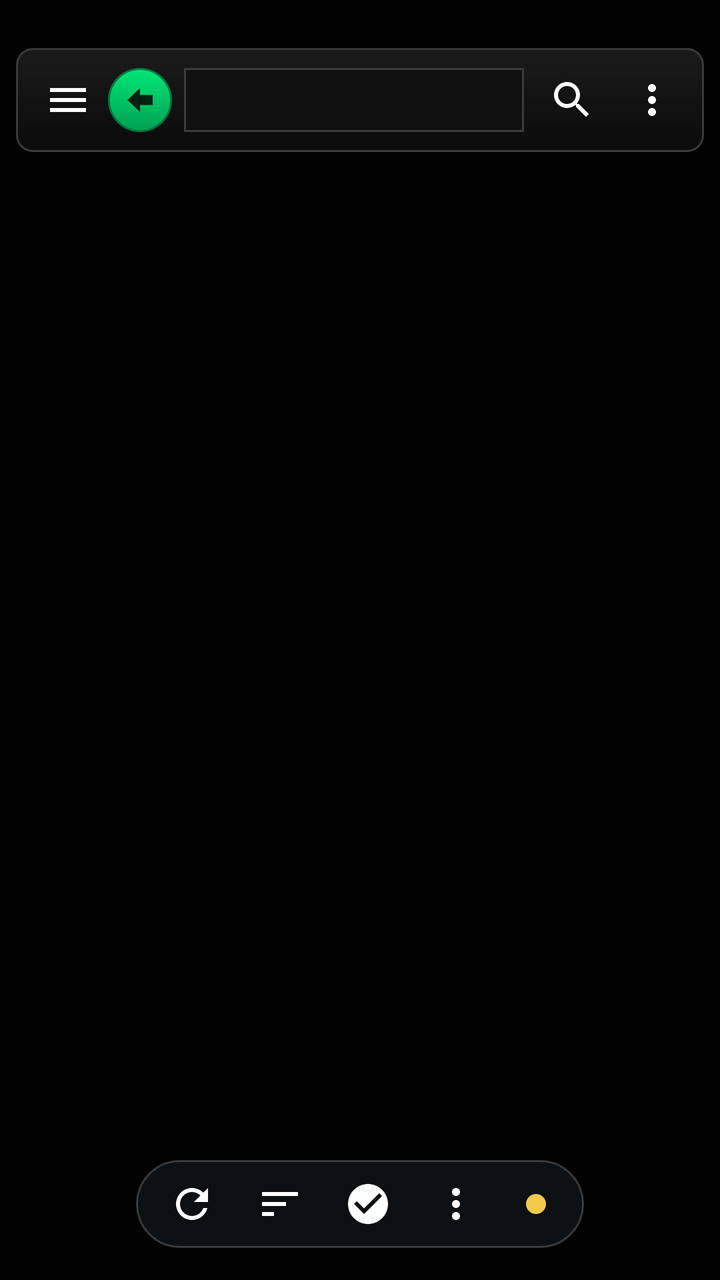
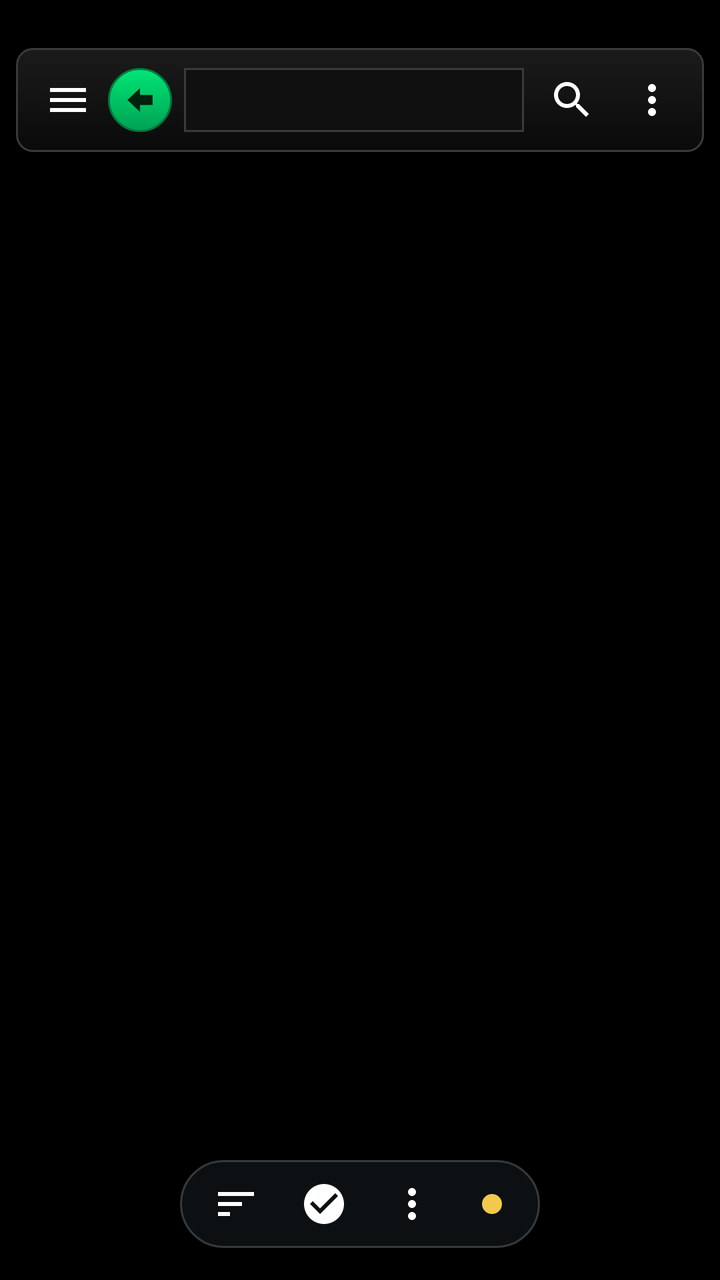

Two renders of the same Android screen: before a commit and after it. Below are the layout's source before the change and the commit's diff.
<!-- AndroidManifest.xml: another module's application theme Theme.Molina.App -->
<!-- res/layout/fragment_files.xml -->
<?xml version="1.0" encoding="utf-8"?>
<FrameLayout xmlns:android="http://schemas.android.com/apk/res/android"
    xmlns:app="http://schemas.android.com/apk/res-auto"
    android:layout_width="match_parent"
    android:layout_height="match_parent"
    android:background="@color/molina_bg">

    
    <LinearLayout
        android:id="@+id/files_content"
        android:layout_width="match_parent"
        android:layout_height="match_parent"
        android:orientation="vertical">

        <LinearLayout
            android:id="@+id/files_header"
            android:layout_width="match_parent"
            android:layout_height="wrap_content"
            android:layout_marginStart="8dp"
            android:layout_marginTop="24dp"
            android:layout_marginEnd="8dp"
            android:background="@drawable/bg_files_header_old"
            android:gravity="center_vertical"
            android:orientation="horizontal"
            android:padding="6dp">

            <ImageButton
                android:id="@+id/files_nav_btn"
                android:layout_width="40dp"
                android:layout_height="40dp"
                android:background="?attr/selectableItemBackgroundBorderless"
                android:contentDescription="Buka panel kiri"
                android:src="@drawable/ic_files_menu"
                app:tint="@android:color/white" />

            <ImageButton
                android:id="@+id/files_up"
                android:layout_width="32dp"
                android:layout_height="32dp"
                android:background="@drawable/bg_files_orb"
                android:contentDescription="Naik satu folder"
                android:src="@drawable/ic_files_back" />

            <FrameLayout
                android:layout_width="0dp"
                android:layout_height="32dp"
                android:layout_marginStart="6dp"
                android:layout_marginEnd="4dp"
                android:layout_weight="1">

                <LinearLayout
                    android:id="@+id/files_crumbs"
                    android:layout_width="match_parent"
                    android:layout_height="match_parent"
                    android:background="@drawable/bg_files_crumbs"
                    android:gravity="center_vertical"
                    android:orientation="horizontal"
                    android:paddingStart="8dp"
                    android:paddingEnd="8dp" />

                <TextView
                    android:id="@+id/files_title"
                    android:layout_width="match_parent"
                    android:layout_height="match_parent"
                    android:background="@drawable/bg_files_crumbs"
                    android:ellipsize="end"
                    android:gravity="center_vertical"
                    android:maxLines="1"
                    android:paddingStart="8dp"
                    android:paddingEnd="8dp"
                    android:textColor="@android:color/white"
                    android:textSize="13sp"
                    android:visibility="gone" />
            </FrameLayout>

            <ImageButton
                android:id="@+id/files_search_btn"
                android:layout_width="40dp"
                android:layout_height="40dp"
                android:background="?attr/selectableItemBackgroundBorderless"
                android:contentDescription="Cari"
                android:src="@drawable/ic_files_search"
                app:tint="@android:color/white" />

            <ImageButton
                android:id="@+id/files_menu"
                android:layout_width="40dp"
                android:layout_height="40dp"
                android:background="?attr/selectableItemBackgroundBorderless"
                android:contentDescription="Menu berkas"
                android:src="@drawable/ic_files_more"
                app:tint="@android:color/white" />
        </LinearLayout>

        <EditText
            android:id="@+id/files_search"
            android:layout_width="match_parent"
            android:layout_height="40dp"
            android:layout_marginStart="8dp"
            android:layout_marginTop="8dp"
            android:layout_marginEnd="8dp"
            android:autofillHints="none"
            android:background="@drawable/molina_bg_box"
            android:hint="Cari nama…"
            android:visibility="gone"
            android:imeOptions="actionSearch"
            android:importantForAutofill="no"
            android:inputType="text"
            android:maxLines="1"
            android:paddingStart="12dp"
            android:paddingEnd="12dp"
            android:textColor="@android:color/white"
            android:textColorHint="@color/molina_tab_muted"
            android:textSize="14sp" />

        <TextView
            android:id="@+id/files_status"
            android:layout_width="match_parent"
            android:layout_height="wrap_content"
            android:paddingStart="16dp"
            android:paddingTop="4dp"
            android:paddingEnd="16dp"
            android:textColor="@color/molina_tab_muted"
            android:textSize="12sp"
            android:visibility="gone" />

        <TextView
            android:id="@+id/files_message"
            android:layout_width="match_parent"
            android:layout_height="wrap_content"
            android:padding="16dp"
            android:textColor="@android:color/white"
            android:visibility="gone" />

        <com.google.android.material.button.MaterialButton
            android:id="@+id/files_retry"
            style="@style/Widget.Material3.Button.OutlinedButton"
            android:layout_width="wrap_content"
            android:layout_height="wrap_content"
            android:layout_marginStart="16dp"
            android:text="Coba lagi"
            android:visibility="gone" />

        <androidx.recyclerview.widget.RecyclerView
            android:id="@+id/files_list"
            android:layout_width="match_parent"
            android:layout_height="0dp"
            android:layout_weight="1"
            android:clipToPadding="false"
            android:paddingBottom="80dp" />

        <LinearLayout
            android:id="@+id/files_clip_bar"
            android:layout_width="match_parent"
            android:layout_height="wrap_content"
            android:layout_marginStart="8dp"
            android:layout_marginTop="4dp"
            android:layout_marginEnd="8dp"
            android:background="@drawable/molina_bg_box"
            android:gravity="center_vertical"
            android:orientation="horizontal"
            android:paddingStart="12dp"
            android:paddingEnd="4dp"
            android:visibility="gone">

            <TextView
                android:id="@+id/files_clip_text"
                android:layout_width="0dp"
                android:layout_height="wrap_content"
                android:layout_weight="1"
                android:ellipsize="end"
                android:maxLines="1"
                android:textColor="@android:color/white"
                android:textSize="14sp" />

            <com.google.android.material.button.MaterialButton
                android:id="@+id/files_clip_paste"
                style="@style/Widget.Material3.Button.TextButton"
                android:layout_width="wrap_content"
                android:layout_height="wrap_content"
                android:text="Tempel"
                android:textColor="@color/molina_key_green" />

            <com.google.android.material.button.MaterialButton
                android:id="@+id/files_clip_cancel"
                style="@style/Widget.Material3.Button.TextButton"
                android:layout_width="wrap_content"
                android:layout_height="wrap_content"
                android:text="Batal"
                android:textColor="@color/molina_on_surface_variant" />
        </LinearLayout>

        <LinearLayout
            android:id="@+id/files_progress"
            android:layout_width="match_parent"
            android:layout_height="wrap_content"
            android:layout_marginStart="8dp"
            android:layout_marginTop="4dp"
            android:layout_marginEnd="8dp"
            android:background="@drawable/molina_bg_box"
            android:gravity="center_vertical"
            android:orientation="horizontal"
            android:padding="12dp"
            android:visibility="gone">

            <LinearLayout
                android:layout_width="0dp"
                android:layout_height="wrap_content"
                android:layout_weight="1"
                android:orientation="vertical">

                <TextView
                    android:id="@+id/files_progress_text"
                    android:layout_width="match_parent"
                    android:layout_height="wrap_content"
                    android:ellipsize="end"
                    android:maxLines="1"
                    android:textColor="@android:color/white"
                    android:textSize="13sp" />

                <com.google.android.material.progressindicator.LinearProgressIndicator
                    android:id="@+id/files_progress_bar"
                    android:layout_width="match_parent"
                    android:layout_height="wrap_content"
                    android:layout_marginTop="8dp"
                    android:max="100"
                    app:indicatorColor="@color/molina_key_green"
                    app:trackColor="@color/files_progress_track" />
            </LinearLayout>

            <com.google.android.material.button.MaterialButton
                android:id="@+id/files_progress_cancel"
                style="@style/Widget.Material3.Button.TextButton"
                android:layout_width="wrap_content"
                android:layout_height="wrap_content"
                android:layout_marginStart="8dp"
                android:text="Batal"
                android:textColor="@color/molina_cinema_accent" />
        </LinearLayout>
    </LinearLayout>

    
    <LinearLayout
        android:id="@+id/files_pill"
        android:layout_width="wrap_content"
        android:layout_height="wrap_content"
        android:layout_gravity="bottom|center_horizontal"
        android:layout_marginBottom="16dp"
        android:background="@drawable/bg_files_pill"
        android:gravity="center_vertical"
        android:orientation="horizontal"
        android:paddingStart="6dp"
        android:paddingEnd="6dp">

        <ImageButton
            android:id="@+id/files_pill_refresh"
            android:layout_width="44dp"
            android:layout_height="44dp"
            android:background="?attr/selectableItemBackgroundBorderless"
            android:contentDescription="Segarkan"
            android:src="@drawable/ic_files_refresh"
            app:tint="@android:color/white" />

        <ImageButton
            android:id="@+id/files_pill_sort"
            android:layout_width="44dp"
            android:layout_height="44dp"
            android:background="?attr/selectableItemBackgroundBorderless"
            android:contentDescription="Urutkan"
            android:src="@drawable/ic_files_sort"
            app:tint="@android:color/white" />

        <ImageButton
            android:id="@+id/files_pill_select"
            android:layout_width="44dp"
            android:layout_height="44dp"
            android:background="?attr/selectableItemBackgroundBorderless"
            android:contentDescription="Pilih"
            android:src="@drawable/ic_files_check_on"
            app:tint="@android:color/white" />

        <ImageButton
            android:id="@+id/files_pill_more"
            android:layout_width="44dp"
            android:layout_height="44dp"
            android:background="?attr/selectableItemBackgroundBorderless"
            android:contentDescription="Alat"
            android:src="@drawable/ic_files_more"
            app:tint="@android:color/white" />

        <ImageButton
            android:id="@+id/files_pill_debian"
            android:layout_width="36dp"
            android:layout_height="44dp"
            android:background="?attr/selectableItemBackgroundBorderless"
            android:contentDescription="Status Debian"
            android:scaleType="center"
            android:src="@drawable/ic_files_debian_dot" />
    </LinearLayout>

    <View
        android:id="@+id/files_nav_scrim"
        android:layout_width="match_parent"
        android:layout_height="match_parent"
        android:background="@color/files_nav_scrim"
        android:clickable="true"
        android:focusable="false"
        android:visibility="gone" />

    <ScrollView
        android:id="@+id/files_nav"
        android:layout_width="240dp"
        android:layout_height="match_parent"
        android:background="@drawable/bg_files_nav"
        android:clickable="true"
        android:elevation="8dp"
        android:fillViewport="true"
        android:focusable="false"
        android:paddingTop="24dp"
        android:visibility="gone">

        <LinearLayout
            android:id="@+id/files_nav_list"
            android:layout_width="match_parent"
            android:layout_height="wrap_content"
            android:orientation="vertical"
            android:paddingStart="4dp"
            android:paddingTop="8dp"
            android:paddingEnd="4dp"
            android:paddingBottom="8dp" />
    </ScrollView>
</FrameLayout>
<!-- resources referenced by this layout -->
<resources>
  <color name="files_nav_scrim">#99000000</color>
  <color name="files_progress_track">#33FFFFFF</color>
  <color name="molina_bg">#000000</color>
  <color name="molina_cinema_accent">#FFB300</color>
  <color name="molina_key_green">#00E676</color>
  <color name="molina_on_surface_variant">#A9B3BD</color>
  <color name="molina_tab_muted">#9AA0A6</color>
  <!-- drawable bg_files_crumbs (drawable) -->
  <?xml version="1.0" encoding="utf-8"?>
  <shape xmlns:android="http://schemas.android.com/apk/res/android">
      <solid android:color="#101010" />
      <stroke android:width="1dp" android:color="#3A3A3A" />
  </shape>
  <!-- drawable bg_files_header_old (drawable) -->
  <?xml version="1.0" encoding="utf-8"?>
  <shape xmlns:android="http://schemas.android.com/apk/res/android">
      <gradient android:angle="270" android:startColor="#1B1B1B" android:endColor="#0A0A0A" />
      <corners android:radius="8dp" />
      <stroke android:width="1dp" android:color="#3A3A3A" />
  </shape>
  <!-- drawable bg_files_pill (drawable) -->
  <?xml version="1.0" encoding="utf-8"?>
  <shape xmlns:android="http://schemas.android.com/apk/res/android"
      android:shape="rectangle">
      <solid android:color="@color/files_pill_bg" />
      <stroke
          android:width="1dp"
          android:color="@color/files_nav_line" />
      <corners android:radius="28dp" />
  </shape>
  <!-- drawable ic_files_back (drawable) -->
  <?xml version="1.0" encoding="utf-8"?>
  <vector xmlns:android="http://schemas.android.com/apk/res/android"
      android:width="14dp" android:height="14dp" android:viewportWidth="14" android:viewportHeight="14">
      <path android:fillColor="#FF00210F"
          android:pathData="M0.7,7 L7,1.1 L7,4.5 L13.3,4.5 L13.3,9.5 L7,9.5 L7,12.9 Z" />
  </vector>
  <!-- drawable ic_files_refresh (drawable) -->
  <?xml version="1.0" encoding="utf-8"?>
  <vector xmlns:android="http://schemas.android.com/apk/res/android"
      android:width="24dp"
      android:height="24dp"
      android:viewportWidth="24"
      android:viewportHeight="24">
      <path
          android:fillColor="#FFFFFFFF"
          android:pathData="M17.65,6.35C16.2,4.9 14.21,4 12,4c-4.42,0 -7.99,3.58 -7.99,8s3.57,8 7.99,8c3.73,0 6.84,-2.55 7.73,-6h-2.08c-0.82,2.33 -3.04,4 -5.65,4 -3.31,0 -6,-2.69 -6,-6s2.69,-6 6,-6c1.66,0 3.14,0.69 4.22,1.78L13,11h7V4l-2.35,2.35z" />
  </vector>
  <!-- drawable molina_bg_box (drawable) -->
  <?xml version="1.0" encoding="utf-8"?>
  <shape xmlns:android="http://schemas.android.com/apk/res/android">
      <solid android:color="@color/molina_bg" />
      <corners android:radius="4dp" />
      <stroke android:width="1dp" android:color="@color/molina_outline" />
  </shape>
  <color name="files_nav_bg">#0E1114</color>
  <color name="files_nav_line">#33FFFFFF</color>
  <color name="files_pill_bg">#F20E1114</color>
  <color name="files_debian_warn">#F2C94C</color>
  <color name="molina_outline">#2A2D35</color>
  <color name="molina_terminal_accent">#00BFA5</color>
  <color name="molina_on_terminal_accent">#00201B</color>
  <color name="molina_on_cinema_accent">#261A00</color>
  <color name="molina_cinema_container">#3A2A00</color>
  <color name="molina_surface">#000000</color>
  <color name="molina_surface_variant">#0D0D0D</color>
  <color name="molina_on_surface">#E6EAEE</color>
  <color name="molina_error">#FF6B6B</color>
  <style name="ShapeAppearance.Molina.Medium" parent="ShapeAppearance.Material3.Corner.Medium">
          <item name="cornerSize">@dimen/molina_radius</item>
      </style>
  <dimen name="molina_radius">12dp</dimen>
  <style name="Widget.Molina.BottomNav.Indicator" parent="Widget.Material3.BottomNavigationView.ActiveIndicator">
          <item name="android:height">28dp</item>
      </style>
  <!-- unchanged entries left out for length: 11 -->
</resources>

<!-- the commit's change to res/layout/fragment_files.xml (unified diff, before → after) -->
@@ -253,15 +253,6 @@
         android:paddingEnd="6dp">
 
         <ImageButton
-            android:id="@+id/files_pill_refresh"
-            android:layout_width="44dp"
-            android:layout_height="44dp"
-            android:background="?attr/selectableItemBackgroundBorderless"
-            android:contentDescription="Segarkan"
-            android:src="@drawable/ic_files_refresh"
-            app:tint="@android:color/white" />
-
-        <ImageButton
             android:id="@+id/files_pill_sort"
             android:layout_width="44dp"
             android:layout_height="44dp"
<!-- resource entries referenced after the edit -->
@@ -37,17 +37,6 @@
       <path android:fillColor="#FF00210F"
           android:pathData="M0.7,7 L7,1.1 L7,4.5 L13.3,4.5 L13.3,9.5 L7,9.5 L7,12.9 Z" />
   </vector>
-  <!-- drawable ic_files_refresh (drawable) -->
-  <?xml version="1.0" encoding="utf-8"?>
-  <vector xmlns:android="http://schemas.android.com/apk/res/android"
-      android:width="24dp"
-      android:height="24dp"
-      android:viewportWidth="24"
-      android:viewportHeight="24">
-      <path
-          android:fillColor="#FFFFFFFF"
-          android:pathData="M17.65,6.35C16.2,4.9 14.21,4 12,4c-4.42,0 -7.99,3.58 -7.99,8s3.57,8 7.99,8c3.73,0 6.84,-2.55 7.73,-6h-2.08c-0.82,2.33 -3.04,4 -5.65,4 -3.31,0 -6,-2.69 -6,-6s2.69,-6 6,-6c1.66,0 3.14,0.69 4.22,1.78L13,11h7V4l-2.35,2.35z" />
-  </vector>
   <!-- drawable molina_bg_box (drawable) -->
   <?xml version="1.0" encoding="utf-8"?>
   <shape xmlns:android="http://schemas.android.com/apk/res/android">
